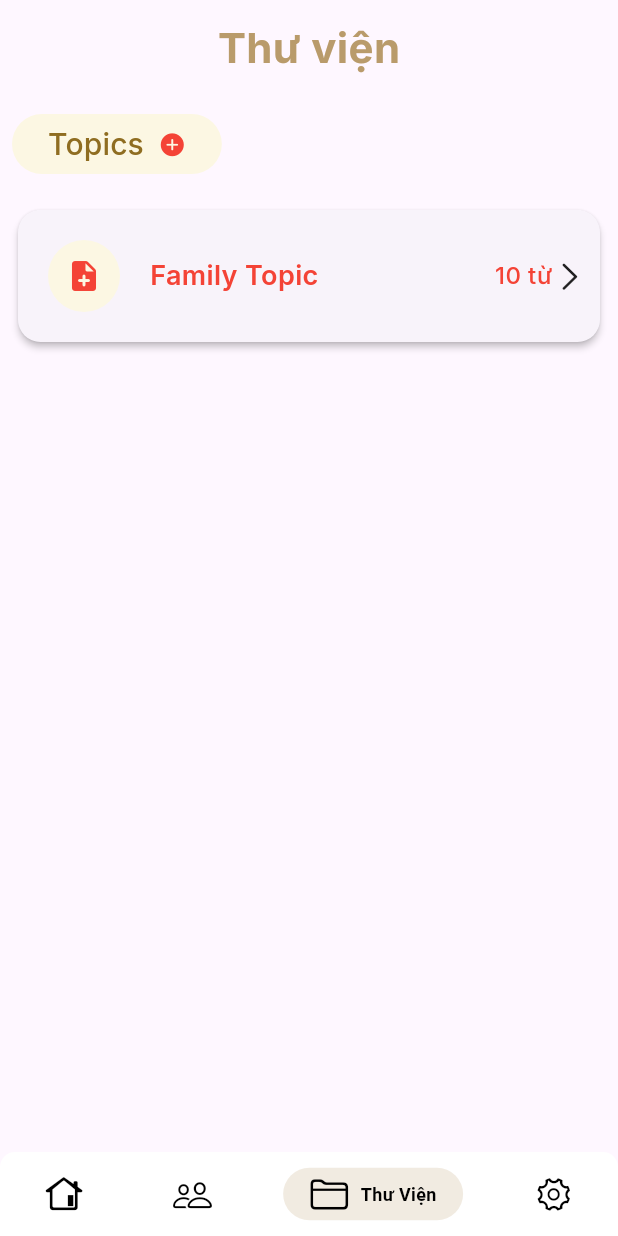
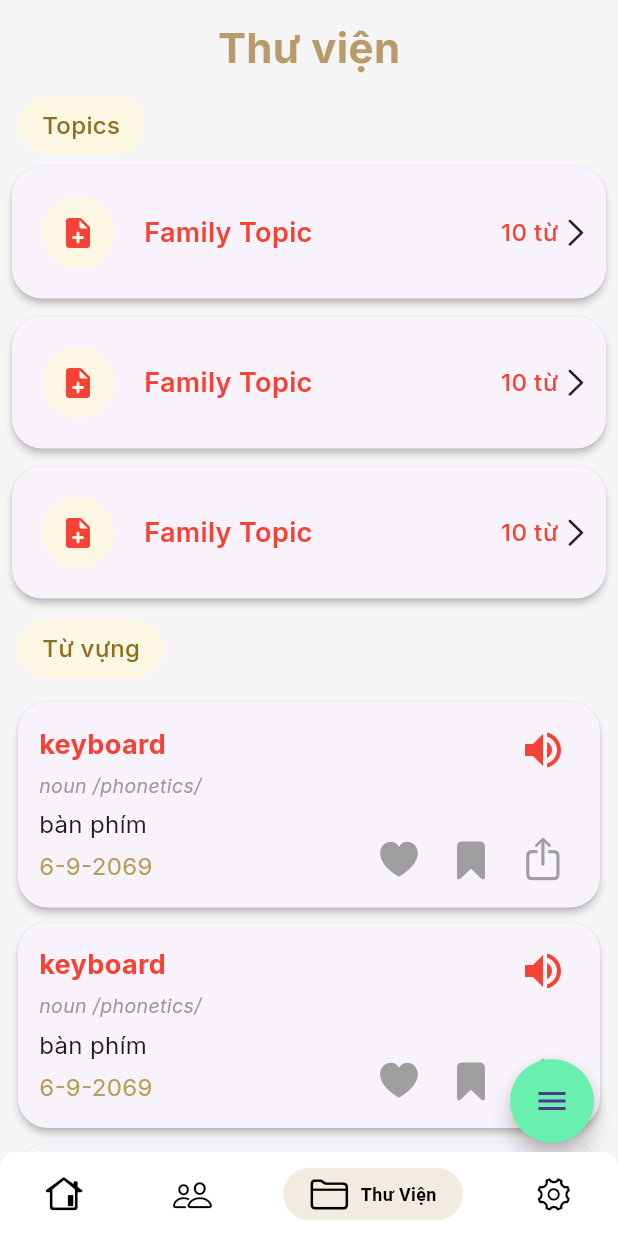
Before and after one commit to HieuPham-origin/Cookies_Application, a Flutter app: the screen it shows once a user with an empty profile is signed in, item 3 of the bottom bar chosen, on a phone screen of 412 x 824 dp. Run offline on Flutter 3.47's test engine with Material 3 defaults, Android fonts, the light colour scheme and no system bars; drawn by our look-alikes of flutter_speed_dial, persistent_bottom_nav_bar; our stand-ins replace firebase_auth, firebase_core, flutter_spinkit, google_fonts; missing offline and left inert: toasty_box; accounts and stored records are empty.

Commit message:
update: library page

```diff
--- a/lib/components/add_button.dart
+++ /dev/null
@@ -1,47 +0,0 @@
-// ignore_for_file: prefer_const_constructors
-
-import 'package:flutter/cupertino.dart';
-import 'package:flutter/material.dart';
-import 'package:google_fonts/google_fonts.dart';
-
-class AddButton extends StatelessWidget {
-  final String title;
-  final Function()? onPressed;
-  final IconData icon;
-  const AddButton({super.key, this.onPressed, required this.title, required this.icon});
-
-  @override
-  Widget build(BuildContext context) {
-    return Padding(
-      padding: const EdgeInsets.all(8.0),
-      child: Row(
-        children: [
-          ElevatedButton(
-            onPressed: onPressed,
-            style: ElevatedButton.styleFrom(
-                backgroundColor: Color(0xFFFCF7E3), elevation: 0),
-            child: Row(
-              children: [
-                Text(
-                  title,
-                  style: GoogleFonts.inter(
-                      textStyle: const TextStyle(
-                          fontSize: 20,
-                          fontWeight: FontWeight.w500,
-                          color: Color(0xFFF8F6D21))),
-                ),
-                SizedBox(
-                  width: 10,
-                ),
-               Icon(
-                  icon,
-                  color: Colors.red,
-                )
-              ],
-            ),
-          ),
-        ],
-      ),
-    );
-  }
-}
--- /dev/null
+++ b/lib/components/title_widget.dart
@@ -0,0 +1,45 @@
+// ignore_for_file: prefer_const_constructors
+
+import 'package:flutter/cupertino.dart';
+import 'package:flutter/material.dart';
+import 'package:google_fonts/google_fonts.dart';
+
+class TitleWidget extends StatefulWidget {
+  final String title;
+  final Function()? onPressed;
+  const TitleWidget(
+      {super.key, this.onPressed, required this.title});
+
+  @override
+  State<TitleWidget> createState() => _TitleWidgetState();
+}
+
+class _TitleWidgetState extends State<TitleWidget> {
+  @override
+  Widget build(BuildContext context) {
+    return Row(
+      children: [
+        Padding(
+          padding: const EdgeInsets.only(left: 12.0),
+          child: DecoratedBox(
+            decoration: const BoxDecoration(
+              color: Color(0xFFFCF7E3),
+              borderRadius: BorderRadius.all(Radius.circular(20))
+            ),
+            child: Padding(
+              padding: const EdgeInsets.only(left: 16, right: 16, top: 8, bottom: 8),
+              child: Text(
+                widget.title,
+                style: GoogleFonts.inter(
+                    textStyle: const TextStyle(
+                        fontSize: 16,
+                        fontWeight: FontWeight.w500,
+                        color: Color(0xFFF8F6D21))),
+              ),
+            ),
+          ),
+        ),
+      ],
+    );
+  }
+}
--- a/lib/components/topic_item.dart
+++ b/lib/components/topic_card.dart
@@ -4,25 +4,31 @@ import 'package:flutter/cupertino.dart';
 import 'package:flutter/material.dart';
 import 'package:google_fonts/google_fonts.dart';
 
-class TopicItem extends StatelessWidget {
+class TopicCard extends StatefulWidget {
   final String topicName;
   final int numOfVocab;
+  final Function()? onTap;
 
-  const TopicItem(
-      {super.key, required this.topicName, required this.numOfVocab});
+  const TopicCard(
+      {super.key, required this.topicName, required this.numOfVocab, this.onTap});
 
+  @override
+  State<TopicCard> createState() => _TopicCardState();
+}
+
+class _TopicCardState extends State<TopicCard> {
   @override
   Widget build(BuildContext context) {
     return Padding(
-      padding: const EdgeInsets.all(8.0),
+      padding: const EdgeInsets.only(left: 4.0, right: 4.0, top: 4),
       child: Card(
         elevation: 2,
         surfaceTintColor: Colors.white,
         shape: RoundedRectangleBorder(
-          borderRadius: BorderRadius.circular(15.0),
+          borderRadius: BorderRadius.circular(20.0),
         ),
         child: InkWell(
-          onTap: () {},
+          onTap: widget.onTap,
           customBorder: RoundedRectangleBorder(
             borderRadius: BorderRadius.circular(20),
           ),
@@ -46,7 +52,7 @@ class TopicItem extends StatelessWidget {
                   ),
                 ),
                 Text(
-                  topicName,
+                  widget.topicName,
                   style: GoogleFonts.inter(
                       textStyle: TextStyle(
                     fontSize: 18,
@@ -60,7 +66,7 @@ class TopicItem extends StatelessWidget {
               padding: const EdgeInsets.all(8.0),
               child: Row(
                 children: [
-                  Text('$numOfVocab từ',
+                  Text('${widget.numOfVocab} từ',
                       style: GoogleFonts.inter(
                         textStyle: TextStyle(
                           fontSize: 16,
--- /dev/null
+++ b/lib/components/vocabulary_card.dart
@@ -0,0 +1,128 @@
+// ignore_for_file: prefer_const_constructors
+
+import 'package:flutter/cupertino.dart';
+import 'package:flutter/material.dart';
+import 'package:google_fonts/google_fonts.dart';
+
+class VocabularyCard extends StatefulWidget {
+  final String word;
+  final String phonetics;
+  final String definition;
+  final String wordForm;
+  final String date;
+  final Function()? onSpeakerPressed;
+  final Function()? onFavoritePressed;
+  final Function()? onSavePressed;
+  final Function()? onSharePressed;
+
+  const VocabularyCard(
+      {super.key,
+      required this.word,
+      required this.phonetics,
+      required this.definition,
+      required this.wordForm,
+      required this.date,
+      this.onSpeakerPressed,
+      this.onFavoritePressed,
+      this.onSavePressed,
+      this.onSharePressed});
+
+  @override
+  State<VocabularyCard> createState() => _VocabularyCardState();
+}
+
+class _VocabularyCardState extends State<VocabularyCard> {
+  @override
+  Widget build(BuildContext context) {
+    return Padding(
+      padding: const EdgeInsets.only(left: 8, right: 8, top: 2),
+      child: Card(
+        elevation: 2,
+        surfaceTintColor: Colors.white,
+        shape: RoundedRectangleBorder(
+          borderRadius: BorderRadius.circular(20.0),
+        ),
+        child: Padding(
+          padding:
+              const EdgeInsets.only(left: 14, top: 8, right: 14, bottom: 8),
+          child: Row(
+            mainAxisAlignment: MainAxisAlignment.spaceBetween,
+            children: [
+              // Text column
+              Column(
+                crossAxisAlignment: CrossAxisAlignment.start,
+                children: [
+                  Text(widget.word,
+                      style: GoogleFonts.inter(
+                          textStyle: TextStyle(
+                              color: Colors.red,
+                              fontWeight: FontWeight.bold,
+                              fontSize: 18))),
+                  SizedBox(height: 5),
+                  Text('${widget.wordForm} /${widget.phonetics}/',
+                      style: GoogleFonts.inter(
+                          textStyle: TextStyle(
+                              color: Color(0xFF9A9A9A),
+                              fontWeight: FontWeight.w400,
+                              fontStyle: FontStyle.italic,
+                              fontSize: 13))),
+                  SizedBox(height: 5),
+                  Text(widget.definition,
+                      style: GoogleFonts.inter(
+                          textStyle: TextStyle(fontSize: 16))),
+                  SizedBox(height: 5),
+                  Text(widget.date,
+                      style: GoogleFonts.inter(
+                          textStyle: TextStyle(
+                              fontSize: 16, color: Color(0xFFB59F55)))),
+                ],
+              ),
+
+              //Icon column
+              Column(
+                crossAxisAlignment: CrossAxisAlignment.end,
+                children: [
+                  IconButton(
+                      onPressed: widget.onSpeakerPressed,
+                      icon: Icon(
+                        Icons.volume_up,
+                        color: Colors.red,
+                        size: 32,
+                      )),
+                  SizedBox(
+                    height: 25,
+                  ),
+                  Row(
+                    children: [
+                      IconButton(
+                          onPressed: widget.onFavoritePressed,
+                          icon: Icon(
+                            CupertinoIcons.heart_solid,
+                            color: Colors.grey,
+                            size: 30,
+                          )),
+                      IconButton(
+                          onPressed: widget.onSavePressed,
+                          icon: Icon(
+                            CupertinoIcons.bookmark_fill,
+                            color: Colors.grey,
+                            size: 28,
+                          )),
+                      IconButton(
+                          onPressed: widget.onSharePressed,
+                          icon: Icon(
+                            CupertinoIcons.share,
+                            color: Colors.grey,
+                            size: 30,
+                          ))
+                    ],
+                  )
+                ],
+              )
+            ],
+          ),
+        ),
+      ),
+    );
+  }
+}
--- a/lib/pages/library_page.dart
+++ b/lib/pages/library_page.dart
@@ -1,11 +1,12 @@
 // ignore_for_file: prefer_const_constructors
 
-import 'package:cookie_app/components/add_button.dart';
-import 'package:cookie_app/components/topic_item.dart';
+import 'package:cookie_app/components/title_widget.dart';
+import 'package:cookie_app/components/topic_card.dart';
+import 'package:cookie_app/components/vocabulary_card.dart';
 import 'package:flutter/cupertino.dart';
 import 'package:flutter/material.dart';
 import 'package:google_fonts/google_fonts.dart';
-import 'package:toasty_box/toasty_box.dart';
+import 'package:flutter_speed_dial/flutter_speed_dial.dart';
 
 class LibraryPage extends StatefulWidget {
   const LibraryPage({super.key});
@@ -18,24 +19,109 @@ class _LibraryPageState extends State<LibraryPage> {
   @override
   Widget build(BuildContext context) {
     return Scaffold(
+      // floatingActionButtonLocation: FloatingActionButtonLocation.miniStartFloat,
+      floatingActionButton: SpeedDial(
+        animatedIcon: AnimatedIcons.menu_close,
+        backgroundColor: Colors.greenAccent,
+        overlayOpacity: 0.4,
+        children: [
+          SpeedDialChild(child: Icon(Icons.topic), label: "Thêm topic"),
+          SpeedDialChild(child: Icon(Icons.abc), label: "Thêm từ vựng"),
+        ],
+      ),
+      backgroundColor: Color(0xFFF5F5F5),
       body: Column(
         crossAxisAlignment: CrossAxisAlignment.center,
         children: [
           Padding(
             padding: const EdgeInsets.all(12),
-            child: Text("Thư viện",
-                style: GoogleFonts.inter(
-                    textStyle: const TextStyle(
+            child: Text(
+              "Thư viện",
+              style: GoogleFonts.inter(
+                textStyle: const TextStyle(
                   fontSize: 28,
                   fontWeight: FontWeight.bold,
                   color: Color(0xFFB99B6B),
-                ))),
+                ),
+              ),
+            ),
           ),
-          AddButton(
-              onPressed: () {},
-              title: "Topics",
-              icon: CupertinoIcons.add_circled_solid),
-          TopicItem(topicName: "Family Topic", numOfVocab: 10)
+          TitleWidget(
+            title: "Topics",
+          ),
+          Flexible(
+            flex: 1,
+            child: ListView(
+              shrinkWrap: true,
+              children: [
+                TopicCard(
+                  onTap: () {},
+                  topicName: "Family Topic",
+                  numOfVocab: 10,
+                ),
+                TopicCard(
+                  onTap: () {},
+                  topicName: "Family Topic",
+                  numOfVocab: 10,
+                ),
+                TopicCard(
+                  onTap: () {},
+                  topicName: "Family Topic",
+                  numOfVocab: 10,
+                ),
+              ],
+            ),
+          ),
+          SizedBox(
+            height: 10,
+          ),
+          TitleWidget(
+            title: "Từ vựng",
+          ),
+          SizedBox(
+            height: 10,
+          ),
+          Flexible(
+            flex: 1,
+            child: ListView(
+              shrinkWrap: true,
+              children: [
+                VocabularyCard(
+                  onSpeakerPressed: () {},
+                  onFavoritePressed: () {},
+                  onSavePressed: () {},
+                  onSharePressed: () {},
+                  word: "keyboard",
+                  phonetics: "phonetics",
+                  definition: "bàn phím",
+                  wordForm: "noun",
+                  date: "6-9-2069",
+                ),
+                VocabularyCard(
+                  onSpeakerPressed: () {},
+                  onFavoritePressed: () {},
+                  onSavePressed: () {},
+                  onSharePressed: () {},
+                  word: "keyboard",
+                  phonetics: "phonetics",
+                  definition: "bàn phím",
+                  wordForm: "noun",
+                  date: "6-9-2069",
+                ),
+                VocabularyCard(
+                  onSpeakerPressed: () {},
+                  onFavoritePressed: () {},
+                  onSavePressed: () {},
+                  onSharePressed: () {},
+                  word: "keyboard",
+                  phonetics: "phonetics",
+                  definition: "bàn phím",
+                  wordForm: "noun",
+                  date: "6-9-2069",
+                ),
+              ],
+            ),
+          ),
         ],
       ),
     );
--- a/lib/pages/settings_page.dart
+++ b/lib/pages/settings_page.dart
@@ -132,7 +132,7 @@ class _SettingPageState extends State<SettingPage> {
                     InkWell(
                       onTap: () {},
                       customBorder: RoundedRectangleBorder(
-                        borderRadius: BorderRadius.circular(20),
+                        borderRadius: BorderRadius.circular(5),
                       ),
                       child: SettingOption(
                           title: "Thông báo",
@@ -141,7 +141,7 @@ class _SettingPageState extends State<SettingPage> {
                     InkWell(
                       onTap: () {},
                       customBorder: RoundedRectangleBorder(
-                        borderRadius: BorderRadius.circular(20),
+                        borderRadius: BorderRadius.circular(5),
                       ),
                       child: SettingOption(
                           title: "Ngôn ngữ", icon: CupertinoIcons.globe),
@@ -149,7 +149,7 @@ class _SettingPageState extends State<SettingPage> {
                     InkWell(
                       onTap: () {},
                       customBorder: RoundedRectangleBorder(
-                        borderRadius: BorderRadius.circular(20),
+                        borderRadius: BorderRadius.circular(5),
                       ),
                       child: SettingOption(
                           title: "Thông báo",
@@ -158,7 +158,7 @@ class _SettingPageState extends State<SettingPage> {
                     InkWell(
                       onTap: signUserOut,
                       customBorder: RoundedRectangleBorder(
-                        borderRadius: BorderRadius.circular(20),
+                        borderRadius: BorderRadius.circular(5),
                       ),
                       child: SettingOption(
                           title: "Đăng xuất", icon: Icons.exit_to_app),
--- a/pubspec.yaml
+++ b/pubspec.yaml
@@ -42,6 +42,7 @@ dependencies:
   toasty_box: ^1.0.1
   persistent_bottom_nav_bar: ^5.0.2
   font_awesome_flutter: ^10.7.0
+  flutter_speed_dial: ^7.0.0
 
 dev_dependencies:
   flutter_test:
```
Also changed, not shown: pubspec.lock.
